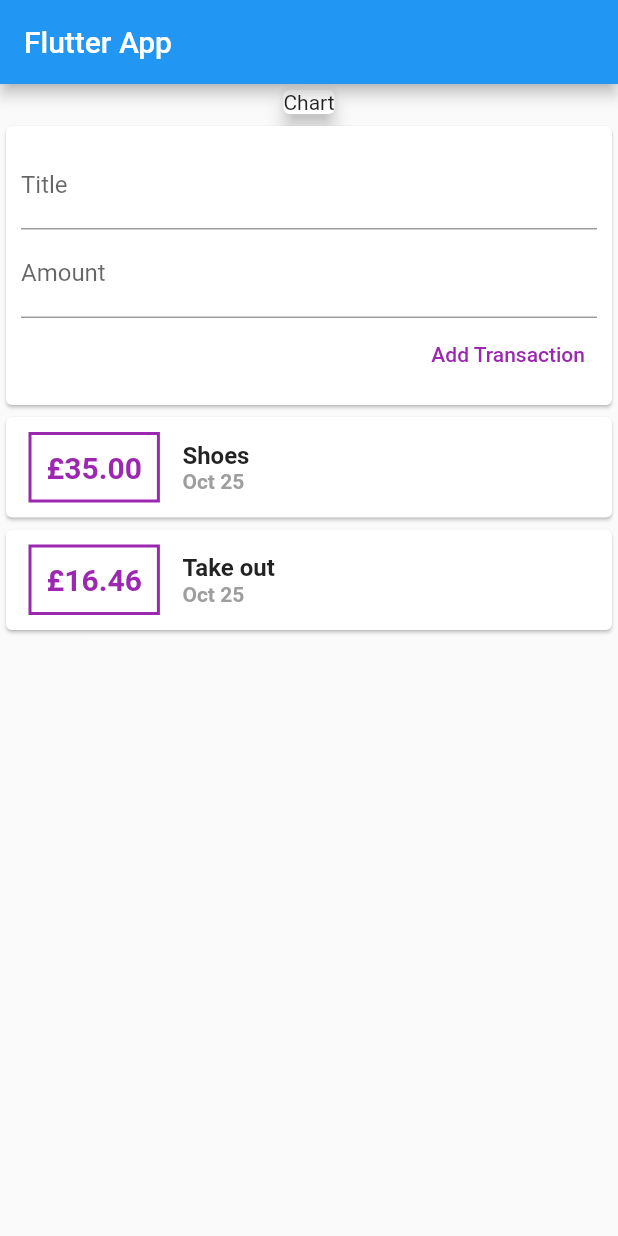
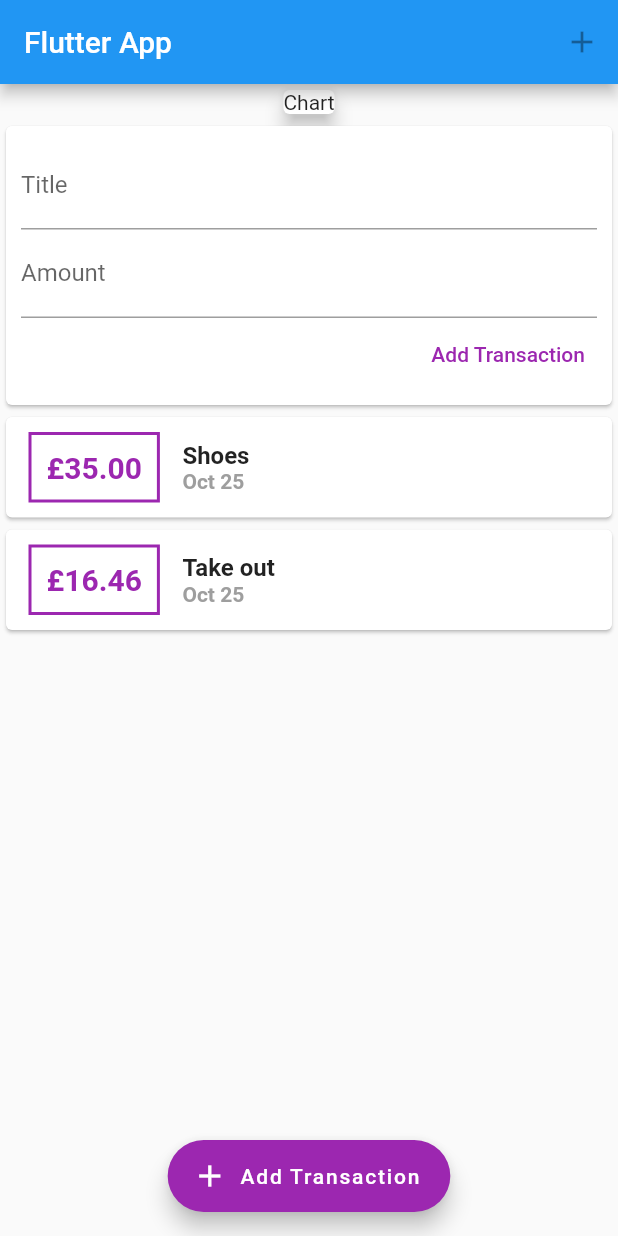
Before and after one commit to Imeryl/flutterExploration, a Flutter app: the screen it shows after launch, on a phone screen of 412 x 824 dp. Run offline on Flutter 3.47's test engine with Material 2 defaults, Android fonts, the phone set to English and light mode, and no system bars.

Commit message:
Chp 93
Adding action buttons

```diff
--- a/expense_planner/lib/main.dart
+++ b/expense_planner/lib/main.dart
@@ -19,9 +19,22 @@ class MyHomePage extends StatelessWidget {
   Widget build(BuildContext context) {
     return Scaffold(
       appBar: AppBar(
+        actions: <Widget>[
+          IconButton(
+            onPressed: null,
+            icon: Icon(Icons.add),
+          ),
+        ],
         title: Text('Flutter App'),
       ),
       body: AppBody(),
+      floatingActionButton: FloatingActionButton.extended(
+        backgroundColor: Colors.purple,
+        icon: Icon(Icons.add),
+        label: Text('Add Transaction'),
+        onPressed: null,
+      ),
+      floatingActionButtonLocation: FloatingActionButtonLocation.centerFloat,
     );
   }
 }
```
